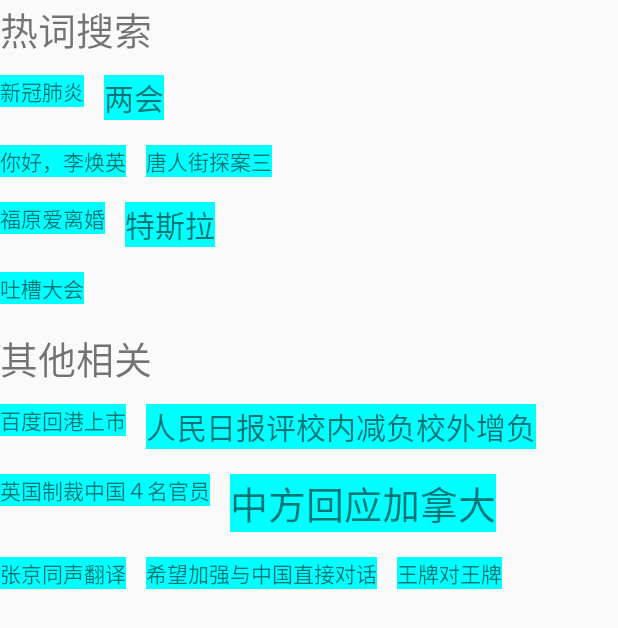
After one commit to fuxi-seven/learn, an Android app: the SelfDeterminedViewActivity screen opened directly, with no data from a screen before it, on a phone screen of 412 x 824 dp. The commit adds this screen. Shown: the top 628 px of the screen. Run offline under Robolectric (Android 15) with nearby library versions, the phone set to English and light mode, and no system bars.

Commit message:
add another self determined view

```diff
--- a/app/src/main/AndroidManifest.xml
+++ b/app/src/main/AndroidManifest.xml
@@ -21,6 +21,7 @@
         </activity>
 
         <activity android:name=".livedata.LiveDataTestActivity" />
+        <activity android:name=".SelfDeterminedViewActivity" />
     </application>
 
 </manifest>
--- /dev/null
+++ b/app/src/main/java/com/hly/learn/SelfDeterminedViewActivity.java
@@ -0,0 +1,13 @@
+package com.hly.learn;
+
+import android.app.Activity;
+import android.os.Bundle;
+
+public class SelfDeterminedViewActivity extends Activity {
+
+    @Override
+    protected void onCreate(Bundle savedInstanceState) {
+        super.onCreate(savedInstanceState);
+        setContentView(R.layout.self_determined_flow_layout);
+    }
+}
--- a/app/src/main/java/com/hly/learn/fragments/SelfDeterminedFragment.java
+++ b/app/src/main/java/com/hly/learn/fragments/SelfDeterminedFragment.java
@@ -1,9 +1,11 @@
 package com.hly.learn.fragments;
 
+import android.content.Intent;
 import android.view.View;
 import android.widget.Button;
 
 import com.hly.learn.R;
+import com.hly.learn.SelfDeterminedViewActivity;
 import com.hly.learn.view.SelfDeterminedLayout;
 
 import java.util.ArrayList;
@@ -13,6 +15,7 @@ public class SelfDeterminedFragment extends BaseFragment {
 
     private SelfDeterminedLayout mSelfDeterminedLayout;
     private Button mUpdateTxt;
+    private Button mNext;
     private List<String> mHotWordList = new ArrayList<>();
 
     @Override
@@ -39,6 +42,13 @@ public class SelfDeterminedFragment extends BaseFragment {
                     mUpdateTxt.setText("切换");
                 }
                 mSelfDeterminedLayout.invalidate();
+            }
+        });
+        mNext = view.findViewById(R.id.another);
+        mNext.setOnClickListener(new View.OnClickListener() {
+            @Override
+            public void onClick(View v) {
+                startActivity();
             }
         });
     }
@@ -71,4 +81,11 @@ public class SelfDeterminedFragment extends BaseFragment {
             mHotWordList.add("新冠疫苗");
         }
     }
+
+    private void startActivity() {
+        Intent i = new Intent();
+        i.setClass(mContext, SelfDeterminedViewActivity.class);
+        i.setFlags(Intent.FLAG_ACTIVITY_NEW_TASK);
+        startActivity(i);
+    }
 }
--- a/app/src/main/java/com/hly/learn/fragments/ViewModelLiveDataFragment.java
+++ b/app/src/main/java/com/hly/learn/fragments/ViewModelLiveDataFragment.java
@@ -11,7 +11,6 @@ import com.hly.learn.viewmodel.MainViewModel;
 
 import androidx.databinding.DataBindingUtil;
 import androidx.lifecycle.ViewModelProvider;
-import androidx.lifecycle.ViewModelProviders;
 
 public class ViewModelLiveDataFragment extends BaseFragment {
 
@@ -24,7 +23,6 @@ public class ViewModelLiveDataFragment extends BaseFragment {
 
     @Override
     public void initData(View view) {
-
     }
 
     @Override
--- /dev/null
+++ b/app/src/main/java/com/hly/learn/view/FlowLayout.java
@@ -0,0 +1,140 @@
+package com.hly.learn.view;
+
+import android.content.Context;
+import android.util.AttributeSet;
+import android.view.View;
+import android.view.ViewGroup;
+
+import java.util.ArrayList;
+import java.util.List;
+
+public class FlowLayout extends ViewGroup {
+
+    private final int mHorizontalSpace = 20;//每个item横向间距
+    private final int mVerticalSpace = 25;//每行竖向间距
+
+    private List<List<View>> mAllLines;//记录所有行，用于layout
+    List<Integer> mLineHeights = new ArrayList<>();//记录每一行的行高，用于layout
+
+    public FlowLayout(Context context) {
+        super(context);
+    }
+
+    public FlowLayout(Context context, AttributeSet attrs) {
+        super(context, attrs);
+    }
+
+    public FlowLayout(Context context, AttributeSet attrs, int defStyleAttr) {
+        super(context, attrs, defStyleAttr);
+    }
+
+    public FlowLayout(Context context, AttributeSet attrs, int defStyleAttr, int defStyleRes) {
+        super(context, attrs, defStyleAttr, defStyleRes);
+    }
+
+    private void initMeasureParams() {
+        mAllLines = new ArrayList<>();
+        mLineHeights = new ArrayList<>();
+    }
+
+    @Override
+    protected void onMeasure(int widthMeasureSpec, int heightMeasureSpec) {
+
+        initMeasureParams();
+
+        //度量所有子view
+        int childCount = getChildCount();
+        int paddingLeft = getPaddingLeft();
+        int paddingRight = getPaddingRight();
+        int paddingTop = getPaddingTop();
+        int paddingBottom = getPaddingBottom();
+
+        int selfWidth = MeasureSpec.getSize(widthMeasureSpec);//ViewGroup解析的宽度
+        int selfHeight = MeasureSpec.getSize(heightMeasureSpec);//ViewGroup解析的高度
+
+        List<View> lineViews = new ArrayList<>();//用于保持一行的所有view
+        int lineWidthUsed = 0;//记录已经使用了的宽度
+        int lineHeight = 0;//记录行高
+
+        int parentNeededWidth = 0;//measure过程中，子view要求的父ViewGroup的宽度
+        int parentNeededHeight = 0;//measure过程中，子view要求的父ViewGroup的高度
+
+        for (int i = 0; i < childCount; i++) {
+            View childView = getChildAt(i);
+            LayoutParams childLP = childView.getLayoutParams();
+
+            //先对子view进行measure()，否则获取不到子view宽高
+            int childWidthMeasureSpec = getChildMeasureSpec(widthMeasureSpec,
+                    paddingLeft + paddingRight, childLP.width);
+            int childHeightMeasureSpec = getChildMeasureSpec(heightMeasureSpec,
+                    paddingTop + paddingBottom, childLP.height);
+            childView.measure(childWidthMeasureSpec, childHeightMeasureSpec);
+
+            int childMeasureWidth = childView.getMeasuredWidth();//获取子view的宽度
+            int childMeasureHeight = childView.getMeasuredHeight();//获取子view的高度
+
+            //超过父view的宽度后，需要进行换行
+            if (childMeasureWidth + lineWidthUsed > selfWidth) {
+                //记录行及高度
+                mAllLines.add(lineViews);
+                mLineHeights.add(lineHeight);
+
+                //记录当前最大行宽度和总高度(高度会进行相加，宽度会取最大值)
+                parentNeededHeight += lineHeight + mVerticalSpace;
+                parentNeededWidth = Math.max(parentNeededWidth, lineWidthUsed + mHorizontalSpace);
+
+                //重置lineViews,记录下一行，重置已使用的宽度和高度
+                lineViews = new ArrayList<>();
+                lineWidthUsed = 0;
+                lineHeight = 0;
+            }
+
+            //记录子view及已使用的宽度和最大行高
+            lineViews.add(childView);
+            lineWidthUsed += childMeasureWidth + mHorizontalSpace;
+            lineHeight = Math.max(lineHeight, childMeasureHeight);
+
+            //如果是最后一个子view，也需要记录处理[跟判断超过宽度一样]
+            if (i == childCount - 1) {
+                mAllLines.add(lineViews);
+                mLineHeights.add(lineHeight);
+
+                parentNeededWidth = Math.max(parentNeededWidth, lineWidthUsed + mHorizontalSpace);
+                parentNeededHeight += lineHeight + mVerticalSpace;
+            }
+        }
+
+        //获取mode值
+        int widthMode = MeasureSpec.getMode(widthMeasureSpec);
+        int heightMode = MeasureSpec.getMode(heightMeasureSpec);
+
+        //根据mode值来判断是否是确定的宽高，如果是确定的[layout1]，直接用前面计算得到的self值，否则[layout2]使用计算得到的parentNeeded值
+        int realWidth = (widthMode == MeasureSpec.EXACTLY) ? selfWidth : parentNeededWidth;
+        int realHeight = (heightMode == MeasureSpec.EXACTLY) ? selfHeight : parentNeededHeight;
+
+        //计算完毕进行设置父ViewGroup的宽高
+        setMeasuredDimension(realWidth, realHeight);
+    }
+
+    @Override
+    protected void onLayout(boolean changed, int l, int t, int r, int b) {
+        int curL = getPaddingLeft();
+        int curT = getPaddingTop();
+        int lineCount = mAllLines.size();//获取需要layout的所有行
+        for (int i = 0 ; i < lineCount; i++) {
+            List<View> lineViews = mAllLines.get(i);
+            int lineHeight = mLineHeights.get(i);
+            for (int j = 0; j < lineViews.size(); j++) {
+                View view = lineViews.get(j);
+                int left = curL;
+                int top = curT;
+                int right = left + view.getMeasuredWidth();
+                int bottom = top + view.getMeasuredHeight();
+                view.layout(left, top, right, bottom);
+                curL = right + mHorizontalSpace;//更新curL的值
+            }
+            curL = getPaddingLeft();
+            curT += lineHeight + mVerticalSpace;//更新curT的值
+        }
+    }
+}
--- /dev/null
+++ b/app/src/main/res/layout/self_determined_flow_layout.xml
@@ -0,0 +1,124 @@
+<?xml version="1.0" encoding="utf-8"?>
+<RelativeLayout xmlns:android="http://schemas.android.com/apk/res/android"
+    android:layout_width="match_parent"
+    android:layout_height="match_parent">
+
+    <TextView
+        android:id="@+id/title1"
+        android:layout_width="150dp"
+        android:layout_height="50dp"
+        android:textSize="25sp"
+        android:gravity="left"
+        android:text="热词搜索"/>
+
+    <com.hly.learn.view.FlowLayout
+        android:id="@+id/layout1"
+        android:layout_width="200dp"
+        android:layout_height="wrap_content"
+        android:layout_below="@id/title1">
+
+        <TextView
+            android:layout_width="wrap_content"
+            android:layout_height="wrap_content"
+            android:background="@color/color_pager_indicator_active"
+            android:text="新冠肺炎"/>
+
+        <TextView
+            android:layout_width="wrap_content"
+            android:layout_height="wrap_content"
+            android:background="@color/color_pager_indicator_active"
+            android:textSize="20sp"
+            android:text="两会"/>
+
+        <TextView
+            android:layout_width="wrap_content"
+            android:layout_height="wrap_content"
+            android:background="@color/color_pager_indicator_active"
+            android:text="你好，李焕英"/>
+
+        <TextView
+            android:layout_width="wrap_content"
+            android:layout_height="wrap_content"
+            android:background="@color/color_pager_indicator_active"
+            android:text="唐人街探案三"/>
+
+        <TextView
+            android:layout_width="wrap_content"
+            android:layout_height="wrap_content"
+            android:background="@color/color_pager_indicator_active"
+            android:text="福原爱离婚"/>
+
+        <TextView
+            android:layout_width="wrap_content"
+            android:layout_height="wrap_content"
+            android:background="@color/color_pager_indicator_active"
+            android:textSize="20sp"
+            android:text="特斯拉"/>
+
+        <TextView
+            android:layout_width="wrap_content"
+            android:layout_height="wrap_content"
+            android:background="@color/color_pager_indicator_active"
+            android:text="吐槽大会"/>
+    </com.hly.learn.view.FlowLayout>
+
+    <TextView
+        android:id="@+id/title2"
+        android:layout_below="@id/layout1"
+        android:layout_width="150dp"
+        android:layout_height="50dp"
+        android:textSize="25sp"
+        android:gravity="left"
+        android:text="其他相关"/>
+
+    <com.hly.learn.view.FlowLayout
+        android:id="@+id/layout2"
+        android:layout_width="wrap_content"
+        android:layout_height="wrap_content"
+        android:layout_below="@id/title2">
+
+        <TextView
+            android:layout_width="wrap_content"
+            android:layout_height="wrap_content"
+            android:background="@color/color_pager_indicator_active"
+            android:text="百度回港上市"/>
+
+        <TextView
+            android:layout_width="wrap_content"
+            android:layout_height="wrap_content"
+            android:background="@color/color_pager_indicator_active"
+            android:textSize="20sp"
+            android:text="人民日报评校内减负校外增负"/>
+
+        <TextView
+            android:layout_width="wrap_content"
+            android:layout_height="wrap_content"
+            android:background="@color/color_pager_indicator_active"
+            android:text="英国制裁中国４名官员"/>
+
+        <TextView
+            android:layout_width="wrap_content"
+            android:layout_height="wrap_content"
+            android:background="@color/color_pager_indicator_active"
+            android:textSize="25sp"
+            android:text="中方回应加拿大"/>
+
+        <TextView
+            android:layout_width="wrap_content"
+            android:layout_height="wrap_content"
+            android:background="@color/color_pager_indicator_active"
+            android:text="张京同声翻译"/>
+
+        <TextView
+            android:layout_width="wrap_content"
+            android:layout_height="wrap_content"
+            android:background="@color/color_pager_indicator_active"
+            android:text="希望加强与中国直接对话"/>
+
+        <TextView
+            android:layout_width="wrap_content"
+            android:layout_height="wrap_content"
+            android:background="@color/color_pager_indicator_active"
+            android:text="王牌对王牌"/>
+    </com.hly.learn.view.FlowLayout>
+</RelativeLayout>
--- a/app/src/main/res/layout/self_determined_layout.xml
+++ b/app/src/main/res/layout/self_determined_layout.xml
@@ -15,5 +15,14 @@
         android:layout_height="wrap_content"
         android:text="切换"
         android:layout_centerHorizontal="true"
+        android:layout_marginTop="300dp" />
+
+    <Button
+        android:id="@+id/another"
+        android:layout_width="wrap_content"
+        android:layout_height="wrap_content"
+        android:text="另一个"
+        android:layout_centerHorizontal="true"
         android:layout_marginTop="400dp" />
+
 </RelativeLayout>
```
